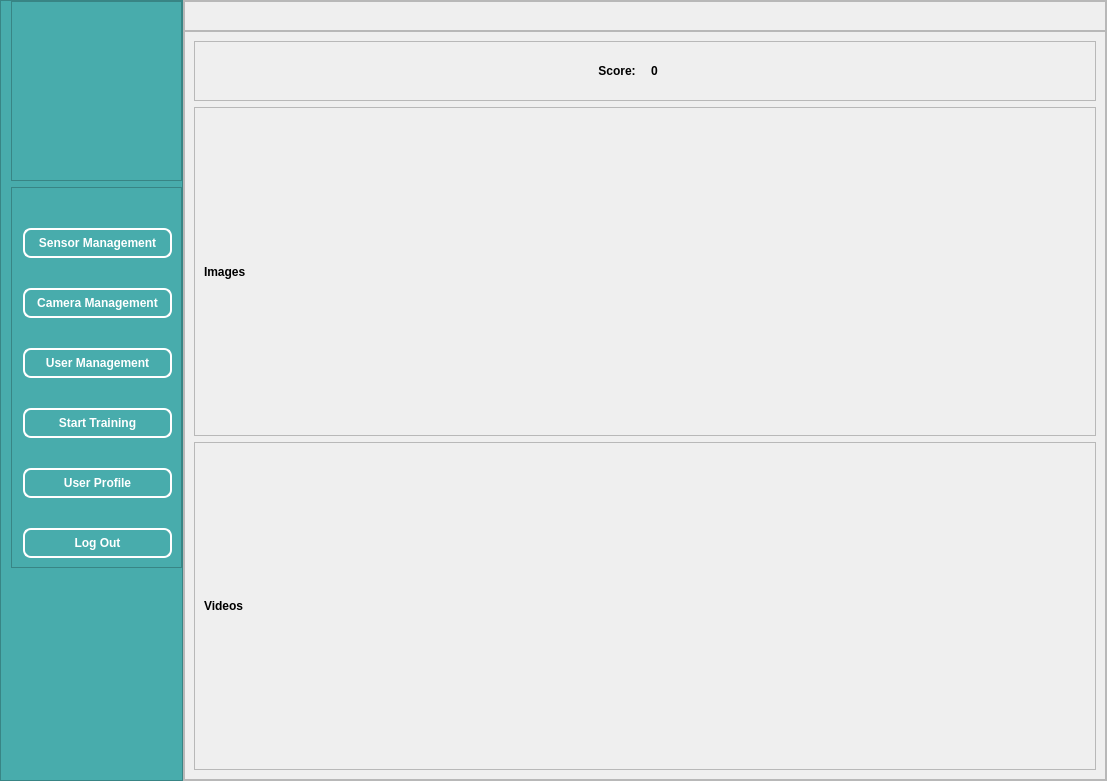
Before: the Qt Designer form UIs/adminScreen.ui in ali7haider/Pulmonary-Artery-Balloon-Angioplasty_PyQT, drawn with Qt 5.
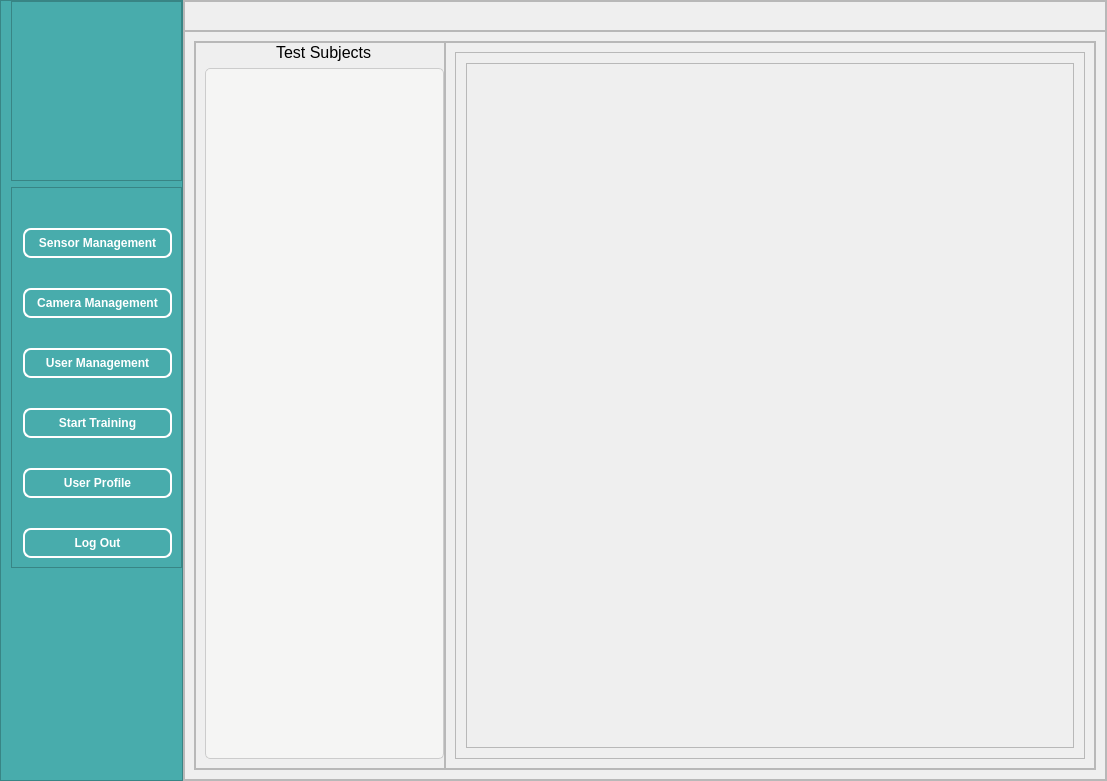
After: the same form once the commit is applied. The open tabs and pages were chosen to show the change. Icons and pictures are not drawn.

Commit message: Implement Training and User Profile in Admin

Patch:
```diff
--- a/UIs/adminScreen.ui
+++ b/UIs/adminScreen.ui
@@ -34,7 +34,34 @@
 QLabel {
 font: 12pt &quot;Bahnschrift SemiCondensed&quot;;
     font-weight: bold;   
-}</string>
+}
+QTreeWidget {
+        background-color: #F5F5F4;  /* Light background */
+        color: #4A4A4A;              /* Dark text color for contrast */
+        border: 1px solid #CCCCCC;  /* Light gray border */
+        border-radius: 5px;         /* Rounded corners */
+        padding: 5px;               /* Padding around the list */
+        font-size: 14px;            /* Font size */
+    }
+    QTreeWidget::item {
+        padding: 10px;              /* Padding for each item */
+        border-bottom: 1px solid #E0E0E0; /* Light separator between items */
+    }
+    QTreeWidget::item:selected {
+        background-color: #B0E0E6;  /* Light cyan background for selected item */
+        color: #000000;              /* Black text color for selected item */
+    }
+    QTreeWidget::item:hover {
+        background-color: #EAEAEA;  /* Light gray hover effect */
+    }
+QTreeWidget::item:focus {
+    outline: none; /* Remove default focus outline */
+}
+
+QTreeWidget:focus {
+    outline: none; /* Remove default focus outline */
+}
+</string>
    </property>
    <layout class="QHBoxLayout" name="horizontalLayout_2">
     <property name="leftMargin">
@@ -1344,65 +1371,6 @@
                  <property name="bottomMargin">
                   <number>0</number>
                  </property>
-                 <item alignment="Qt::AlignHCenter">
-                  <widget class="QFrame" name="frame_17">
-                   <property name="maximumSize">
-                    <size>
-                     <width>16777215</width>
-                     <height>100</height>
-                    </size>
-                   </property>
-                   <property name="frameShape">
-                    <enum>QFrame::StyledPanel</enum>
-                   </property>
-                   <property name="frameShadow">
-                    <enum>QFrame::Raised</enum>
-                   </property>
-                   <layout class="QVBoxLayout" name="verticalLayout_16">
-                    <property name="spacing">
-                     <number>0</number>
-                    </property>
-                    <property name="leftMargin">
-                     <number>0</number>
-                    </property>
-                    <property name="topMargin">
-                     <number>0</number>
-                    </property>
-                    <property name="rightMargin">
-                     <number>0</number>
-                    </property>
-                    <property name="bottomMargin">
-                     <number>0</number>
-                    </property>
-                    <item>
-                     <widget class="QPushButton" name="pushButton_19">
-                      <property name="minimumSize">
-                       <size>
-                        <width>140</width>
-                        <height>0</height>
-                       </size>
-                      </property>
-                      <property name="text">
-                       <string>Start Training</string>
-                      </property>
-                     </widget>
-                    </item>
-                    <item>
-                     <widget class="QPushButton" name="pushButton_20">
-                      <property name="minimumSize">
-                       <size>
-                        <width>160</width>
-                        <height>0</height>
-                       </size>
-                      </property>
-                      <property name="text">
-                       <string>View Account History</string>
-                      </property>
-                     </widget>
-                    </item>
-                   </layout>
-                  </widget>
-                 </item>
                  <item>
                   <widget class="QFrame" name="frame_16">
                    <property name="frameShape">
@@ -1418,13 +1386,7 @@
                <widget class="QWidget" name="page_5">
                 <layout class="QVBoxLayout" name="verticalLayout_17">
                  <item>
-                  <widget class="QFrame" name="frame_18">
-                   <property name="maximumSize">
-                    <size>
-                     <width>16777215</width>
-                     <height>60</height>
-                    </size>
-                   </property>
+                  <widget class="QFrame" name="userProfile">
                    <property name="frameShape">
                     <enum>QFrame::StyledPanel</enum>
                    </property>
@@ -1433,61 +1395,146 @@
                    </property>
                    <layout class="QHBoxLayout" name="horizontalLayout_7">
                     <property name="spacing">
-                     <number>12</number>
+                     <number>0</number>
                     </property>
+                    <property name="leftMargin">
+                     <number>0</number>
+                    </property>
+                    <property name="topMargin">
+                     <number>0</number>
+                    </property>
+                    <property name="rightMargin">
+                     <number>0</number>
+                    </property>
+                    <property name="bottomMargin">
+                     <number>0</number>
+                    </property>
                     <item>
-                     <widget class="QLabel" name="label_18">
-                      <property name="text">
-                       <string>Score: </string>
+                     <widget class="QFrame" name="frame_10">
+                      <property name="maximumSize">
+                       <size>
+                        <width>250</width>
+                        <height>16777215</height>
+                       </size>
                       </property>
-                      <property name="alignment">
-                       <set>Qt::AlignRight|Qt::AlignTrailing|Qt::AlignVCenter</set>
+                      <property name="frameShape">
+                       <enum>QFrame::StyledPanel</enum>
                       </property>
-                     </widget>
-                    </item>
-                    <item>
-                     <widget class="QLabel" name="label_19">
-                      <property name="text">
-                       <string>0</string>
+                      <property name="frameShadow">
+                       <enum>QFrame::Raised</enum>
                       </property>
+                      <layout class="QVBoxLayout" name="verticalLayout_18">
+                       <property name="topMargin">
+                        <number>0</number>
+                       </property>
+                       <property name="rightMargin">
+                        <number>0</number>
+                       </property>
+                       <item alignment="Qt::AlignHCenter">
+                        <widget class="QLabel" name="label_2">
+                         <property name="styleSheet">
+                          <string notr="true">font:  12pt;</string>
+                         </property>
+                         <property name="text">
+                          <string>Test Subjects</string>
+                         </property>
+                        </widget>
+                       </item>
+                       <item>
+                        <widget class="QTreeWidget" name="listTestSubjects">
+                         <property name="wordWrap">
+                          <bool>true</bool>
+                         </property>
+                         <property name="headerHidden">
+                          <bool>true</bool>
+                         </property>
+                         <column>
+                          <property name="text">
+                           <string notr="true">1</string>
+                          </property>
+                         </column>
+                        </widget>
+                       </item>
+                      </layout>
                      </widget>
                     </item>
-                   </layout>
-                  </widget>
-                 </item>
-                 <item>
-                  <widget class="QFrame" name="frame_20">
-                   <property name="frameShape">
-                    <enum>QFrame::StyledPanel</enum>
-                   </property>
-                   <property name="frameShadow">
-                    <enum>QFrame::Raised</enum>
-                   </property>
-                   <layout class="QVBoxLayout" name="verticalLayout_19">
                     <item>
-                     <widget class="QLabel" name="label_20">
-                      <property name="text">
-                       <string>Images</string>
+                     <widget class="QFrame" name="frame_17">
+                      <property name="frameShape">
+                       <enum>QFrame::StyledPanel</enum>
                       </property>
-                     </widget>
-                    </item>
-                   </layout>
-                  </widget>
-                 </item>
-                 <item>
-                  <widget class="QFrame" name="frame_19">
-                   <property name="frameShape">
-                    <enum>QFrame::StyledPanel</enum>
-                   </property>
-                   <property name="frameShadow">
-                    <enum>QFrame::Raised</enum>
-                   </property>
-                   <layout class="QVBoxLayout" name="verticalLayout_18">
-                    <item>
-                     <widget class="QLabel" name="label_21">
-                      <property name="text">
-                       <string>Videos</string>
+                      <property name="frameShadow">
+                       <enum>QFrame::Raised</enum>
                       </property>
+                      <layout class="QVBoxLayout" name="verticalLayout_19">
+                       <item>
+                        <widget class="QScrollArea" name="scrollArea">
+                         <property name="styleSheet">
+                          <string notr="true"/>
+                         </property>
+                         <property name="widgetResizable">
+                          <bool>true</bool>
+                         </property>
+                         <widget class="QWidget" name="scrollAreaWidgetContents">
+                          <property name="geometry">
+                           <rect>
+                            <x>0</x>
+                            <y>0</y>
+                            <width>543</width>
+                            <height>697</height>
+                           </rect>
+                          </property>
+                          <layout class="QVBoxLayout" name="verticalLayout_22">
+                           <property name="spacing">
+                            <number>0</number>
+                           </property>
+                           <property name="leftMargin">
+                            <number>10</number>
+                           </property>
+                           <property name="topMargin">
+                            <number>10</number>
+                           </property>
+                           <property name="rightMargin">
+                            <number>10</number>
+                           </property>
+                           <property name="bottomMargin">
+                            <number>10</number>
+                           </property>
+                           <item>
+                            <widget class="QFrame" name="frameImagesVideos">
+                             <property name="styleSheet">
+                              <string notr="true"/>
+                             </property>
+                             <property name="frameShape">
+                              <enum>QFrame::StyledPanel</enum>
+                             </property>
+                             <property name="frameShadow">
+                              <enum>QFrame::Raised</enum>
+                             </property>
+                             <layout class="QGridLayout" name="gridLayout_4">
+                              <property name="leftMargin">
+                               <number>0</number>
+                              </property>
+                              <property name="topMargin">
+                               <number>0</number>
+                              </property>
+                              <property name="rightMargin">
+                               <number>0</number>
+                              </property>
+                              <property name="bottomMargin">
+                               <number>0</number>
+                              </property>
+                              <property name="spacing">
+                               <number>7</number>
+                              </property>
+                             </layout>
+                            </widget>
+                           </item>
+                          </layout>
+                         </widget>
+                        </widget>
+                       </item>
+                      </layout>
                      </widget>
                     </item>
                    </layout>
```
Left out of the diff: 82 changed lines with no effect on the pictures. The commit also changes 3 other files.
